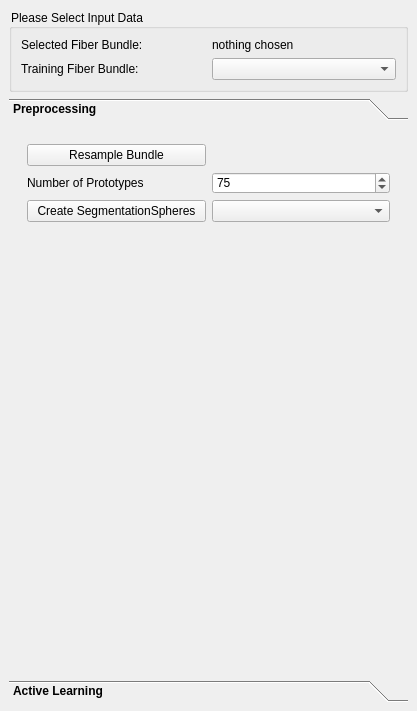
MIC-DKFZ/MITK-Diffusion, file Plugins/org.mitk.gui.qt.diffusionimaging.fiberprocessing/src/internal/QmitkInteractiveFiberDissectionViewControls.ui: the form before one commit.
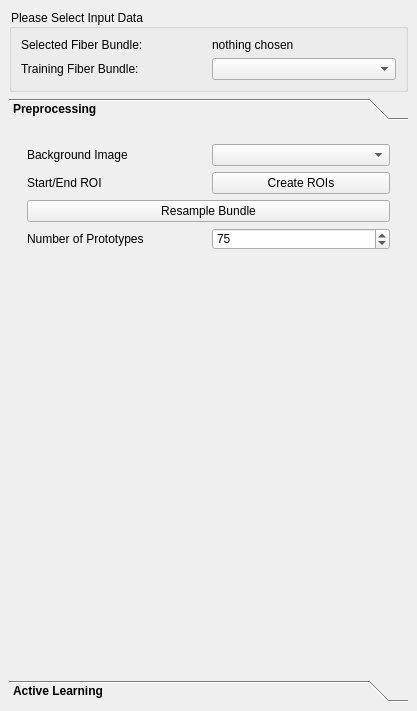
The form after the commit. The open tabs and pages were chosen to show the change. Icons and pictures are not drawn. Custom widgets are drawn as their Qt base class.

What changed in the file:
```diff
--- a/Plugins/org.mitk.gui.qt.diffusionimaging.fiberprocessing/src/internal/QmitkInteractiveFiberDissectionViewControls.ui
+++ b/Plugins/org.mitk.gui.qt.diffusionimaging.fiberprocessing/src/internal/QmitkInteractiveFiberDissectionViewControls.ui
@@ -109,17 +109,17 @@
        <string>Preprocessing</string>
       </attribute>
       <layout class="QGridLayout" name="gridLayout_5">
-       <item row="0" column="0">
+       <item row="2" column="0">
         <widget class="QWidget" name="widget" native="true">
          <layout class="QGridLayout" name="gridLayout_4">
-          <item row="0" column="0">
-           <widget class="QPushButton" name="m_ResampleButton">
-            <property name="text">
-             <string>Resample Bundle</string>
-            </property>
-           </widget>
-          </item>
           <item row="1" column="0">
+           <widget class="QLabel" name="label_7">
+            <property name="text">
+             <string>Background Image</string>
+            </property>
+           </widget>
+          </item>
+          <item row="5" column="0">
            <widget class="QLabel" name="inputImageOneLabel_3">
             <property name="text">
              <string>Number of Prototypes</string>
@@ -127,6 +127,30 @@
            </widget>
           </item>
           <item row="1" column="1">
+           <widget class="QmitkDataStorageComboBox" name="m_ImageBox"/>
+          </item>
+          <item row="2" column="1">
+           <widget class="QPushButton" name="m_CreateSegmentation">
+            <property name="text">
+             <string>Create ROIs</string>
+            </property>
+           </widget>
+          </item>
+          <item row="4" column="0" colspan="2">
+           <widget class="QPushButton" name="m_ResampleButton">
+            <property name="text">
+             <string>Resample Bundle</string>
+            </property>
+           </widget>
+          </item>
+          <item row="2" column="0">
+           <widget class="QLabel" name="label_8">
+            <property name="text">
+             <string>Start/End ROI</string>
+            </property>
+           </widget>
+          </item>
+          <item row="5" column="1">
            <widget class="QSpinBox" name="m_NumPrototypes">
             <property name="minimum">
              <number>10</number>
@@ -139,17 +163,7 @@
             </property>
            </widget>
           </item>
-          <item row="2" column="0">
-           <widget class="QPushButton" name="m_CreateSegmentation">
-            <property name="text">
-             <string>Create SegmentationSpheres</string>
-            </property>
-           </widget>
-          </item>
-          <item row="2" column="1">
-           <widget class="QmitkDataStorageComboBox" name="m_ImageBox"/>
-          </item>
-          <item row="3" column="0">
+          <item row="6" column="1">
            <spacer name="verticalSpacer_5">
             <property name="orientation">
              <enum>Qt::Vertical</enum>
```
Left out of the diff: 16 changed lines with no effect on the pictures.
